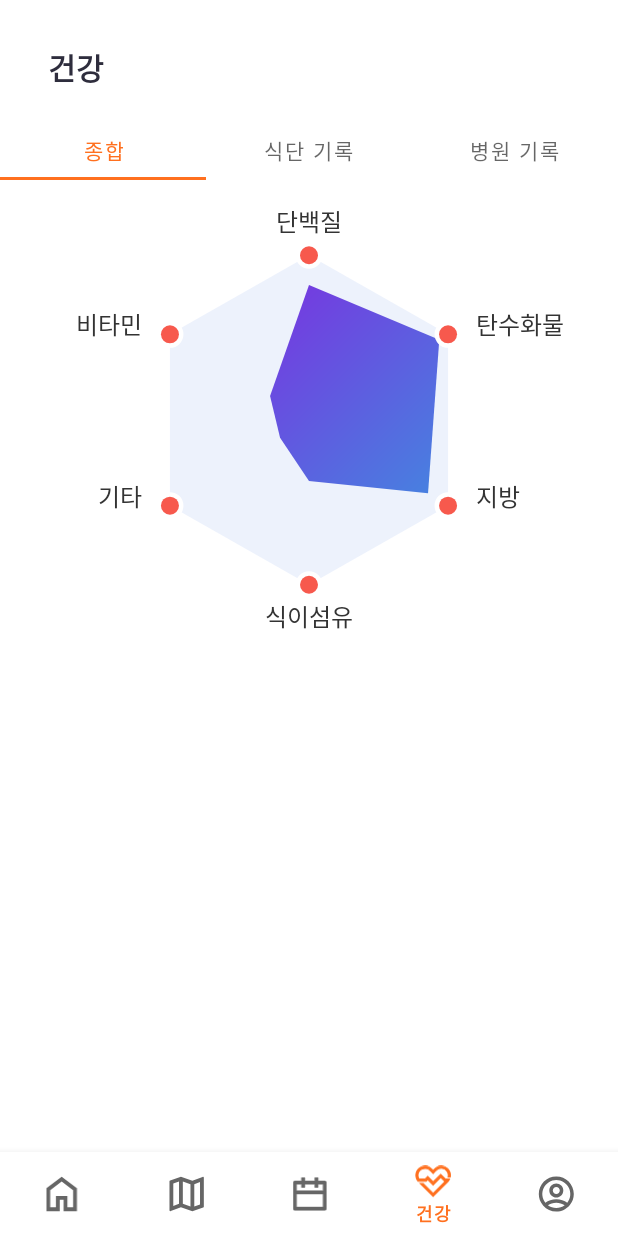
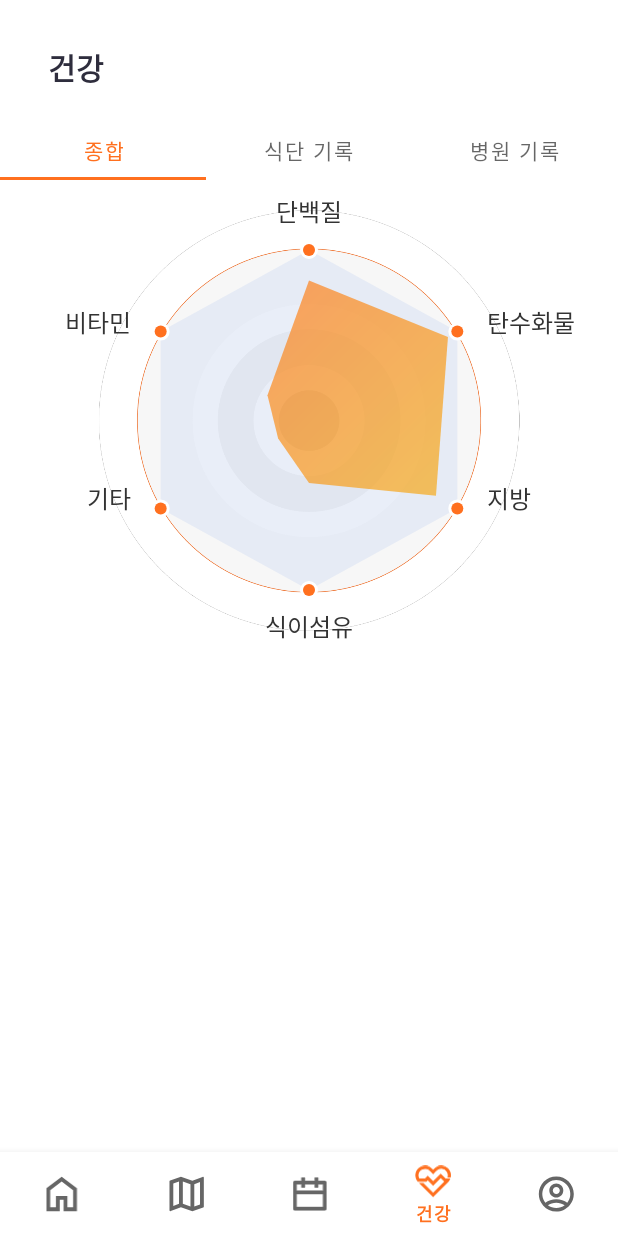
Before and after one commit to GU1D4NC3/Mobile, an Android app: the screen it shows after launch (MainActivity), item 4 of the bottom bar chosen, on a phone screen of 412 x 824 dp. Run offline under Robolectric (Android 15) with nearby library versions, the light colour scheme and no system bars; our stand-ins replace navigation-ui.

Commit message:
Feat: complete BEAUTIFUL Radar6Chart

```diff
--- a/app/build.gradle
+++ b/app/build.gradle
@@ -57,7 +57,6 @@ dependencies {
 
     // Chart
     implementation 'com.github.PhilJay:MPAndroidChart:v3.0.2'
-    implementation 'com.github.luizgrp:SectionedRecyclerViewAdapter:v3.2.0'
 
     //firebase
     implementation(platform("com.google.firebase:firebase-bom:32.7.2"))
--- a/app/src/main/java/com/momground/android/ui/health/radar/PathBuilder.java
+++ b/app/src/main/java/com/momground/android/ui/health/radar/PathBuilder.java
@@ -96,10 +96,10 @@ public class PathBuilder {
         float cy = baseRect.centerY();
 
         return new PointF[]{
-            new PointF(cx, cy + topY(1.15f)),
+            new PointF(cx, cy + topY(1.17f)),
             new PointF(cx + rightX(1.2f), cy + topMiddle(1)),
             new PointF(cx + rightX(1.2f), cy + bottomMiddle(1)),
-            new PointF(cx, cy + bottomY(1.25f)),
+            new PointF(cx, cy + bottomY(1.27f)),
             new PointF(cx + leftX(1.2f), cy + bottomMiddle(1)),
             new PointF(cx + leftX(1.2f), cy + topMiddle(1))
         };
--- a/app/src/main/java/com/momground/android/ui/health/radar/Radar6Chart.java
+++ b/app/src/main/java/com/momground/android/ui/health/radar/Radar6Chart.java
@@ -32,8 +32,8 @@ public class Radar6Chart extends View {
 
     // public static final float CHART_WIDTH_RATIO = 0.38f;
     // public static final float CHART_HEIGHT_RATIO = 0.565f;
-    public static final float CHART_WIDTH_RATIO = 0.45f;
-    public static final float CHART_HEIGHT_RATIO = 0.685f;
+    public static final float CHART_WIDTH_RATIO = 0.48f;
+    public static final float CHART_HEIGHT_RATIO = CHART_WIDTH_RATIO*1.4736f;
     public static final float DELTA_Y_RATIO = 0.24f;
 
     public static final List<String> defaultLabels = new ArrayList<String>() {{
@@ -209,6 +209,7 @@ public class Radar6Chart extends View {
             int save = canvas.save();
 
             canvas.clipPath(filledPath);
+            polygonForegroundDrawable.setAlpha(180);
             polygonForegroundDrawable.setBounds(pathBuilder.chartRect());
             polygonForegroundDrawable.draw(canvas);
 
--- a/app/src/main/res/drawable/bg_radar.xml
+++ b/app/src/main/res/drawable/bg_radar.xml
@@ -1,6 +1,8 @@
 <?xml version="1.0" encoding="utf-8"?>
 <shape xmlns:android="http://schemas.android.com/apk/res/android">
 
-  <gradient android:startColor="#8520e0" android:endColor="#3d91e0" android:angle="315"/>
+  <gradient android:startColor="@color/orange"
+      android:endColor="@color/yellow"
+      android:angle="315"/>
 
 </shape>
--- a/app/src/main/res/layout/fragment_health_total.xml
+++ b/app/src/main/res/layout/fragment_health_total.xml
@@ -4,22 +4,41 @@
     android:layout_height="match_parent"
     xmlns:app="http://schemas.android.com/apk/res-auto">
 
+    <ImageView
+        android:id="@+id/bg_circle"
+        android:layout_width="0dp"
+        android:layout_height="0dp"
+        android:src="@drawable/img_circle"
+        app:layout_constraintLeft_toLeftOf="@+id/chart_radar"
+        app:layout_constraintRight_toRightOf="@+id/chart_radar"
+        app:layout_constraintTop_toTopOf="@+id/chart_radar"
+        app:layout_constraintBottom_toBottomOf="@+id/chart_radar"
+        android:layout_margin="20dp"/>
+
     <com.momground.android.ui.health.radar.Radar6Chart
         android:id="@+id/chart_radar"
         android:layout_width="0dp"
         android:layout_height="0dp"
-        android:background="@color/white"
-        app:dotColor="@color/coral"
-        app:dotRadius="6dp"
+        app:dotColor="@color/orange"
+        app:dotRadius="4dp"
         app:dotStrokeColor="@color/white"
         app:layout_constraintDimensionRatio="9:7"
         app:layout_constraintLeft_toLeftOf="parent"
         app:layout_constraintRight_toRightOf="parent"
         app:layout_constraintTop_toTopOf="parent"
         app:polygonBackgroundColor="@color/dark_sky_blue_two_10"
-        app:polygonForegroundColor="@color/burple_dark_sky_blue"
+        app:polygonForegroundColor="@color/orange"
         app:polygonForegroundDrawable="@drawable/bg_radar"
         app:textColor="@color/cool_black"
-        app:textSize="@dimen/default_text_small"/>
+        app:textSize="@dimen/default_text_small"
+        android:padding="52dp"/>
+
+    <androidx.constraintlayout.widget.ConstraintLayout
+        android:id="@+id/layout_solution"
+        android:layout_width="wrap_content"
+        android:layout_height="wrap_content"
+        app:layout_constraintTop_toBottomOf="@+id/chart_radar"
+        app:layout_constraintLeft_toLeftOf="parent"
+        app:layout_constraintRight_toRightOf="parent"/>
 
 </androidx.constraintlayout.widget.ConstraintLayout>
```
Also changed, not shown: app/src/main/res/drawable/img_circle.png (added).
